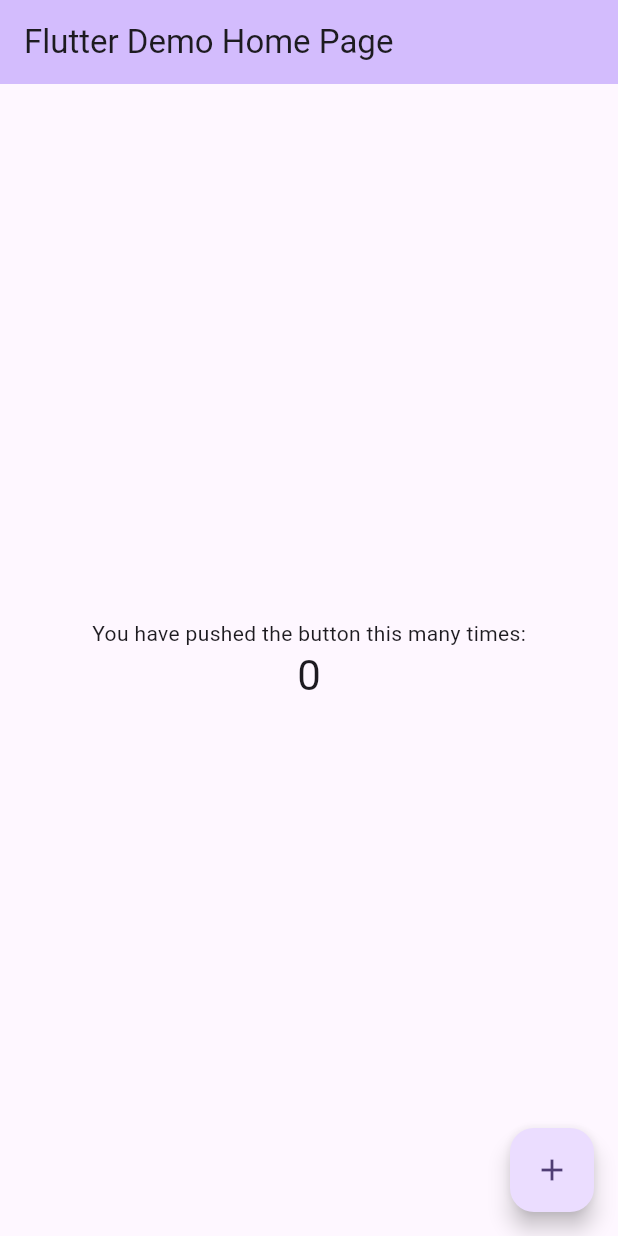
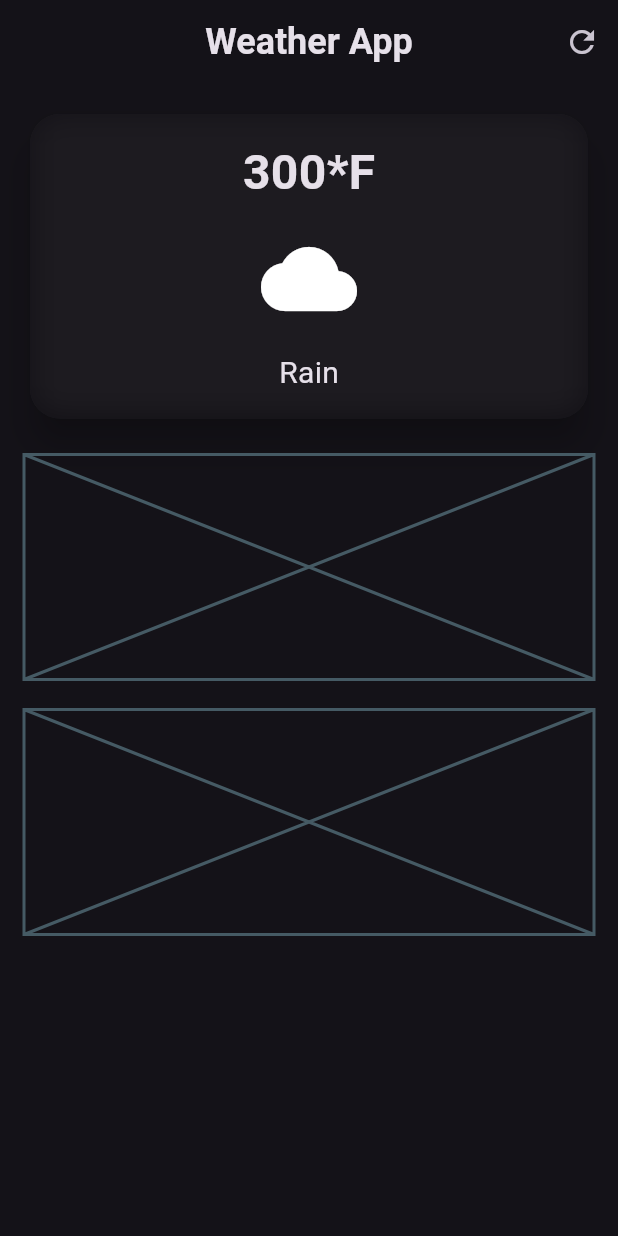
Before and after one commit to hafeea6/weatherapp, a Flutter app: the screen it shows after launch, on a phone screen of 412 x 824 dp. Run offline on Flutter 3.47's test engine with Material 2 defaults, Android fonts, the phone set to English and light mode, and no system bars.

Commit message:
added main weather card

```diff
--- a/lib/main.dart
+++ b/lib/main.dart
@@ -1,4 +1,5 @@
 import 'package:flutter/material.dart';
+import 'package:weatherapp/weather_screen.dart';
 
 void main() {
   runApp(const MyApp());
@@ -7,119 +8,12 @@ void main() {
 class MyApp extends StatelessWidget {
   const MyApp({super.key});
 
-  // This widget is the root of your application.
   @override
   Widget build(BuildContext context) {
     return MaterialApp(
-      title: 'Flutter Demo',
-      theme: ThemeData(
-        // This is the theme of your application.
-        //
-        // TRY THIS: Try running your application with "flutter run". You'll see
-        // the application has a blue toolbar. Then, without quitting the app,
-        // try changing the seedColor in the colorScheme below to Colors.green
-        // and then invoke "hot reload" (save your changes or press the "hot
-        // reload" button in a Flutter-supported IDE, or press "r" if you used
-        // the command line to start the app).
-        //
-        // Notice that the counter didn't reset back to zero; the application
-        // state is not lost during the reload. To reset the state, use hot
-        // restart instead.
-        //
-        // This works for code too, not just values: Most code changes can be
-        // tested with just a hot reload.
-        colorScheme: ColorScheme.fromSeed(seedColor: Colors.deepPurple),
-        useMaterial3: true,
-      ),
-      home: const MyHomePage(title: 'Flutter Demo Home Page'),
-    );
+        title: 'Flutter Demo',
+        home: WeatherScreen(),
+        debugShowCheckedModeBanner: false,
+        theme: ThemeData.dark(useMaterial3: true));
   }
 }
-
-class MyHomePage extends StatefulWidget {
-  const MyHomePage({super.key, required this.title});
-
-  // This widget is the home page of your application. It is stateful, meaning
-  // that it has a State object (defined below) that contains fields that affect
-  // how it looks.
-
-  // This class is the configuration for the state. It holds the values (in this
-  // case the title) provided by the parent (in this case the App widget) and
-  // used by the build method of the State. Fields in a Widget subclass are
-  // always marked "final".
-
-  final String title;
-
-  @override
-  State<MyHomePage> createState() => _MyHomePageState();
-}
-
-class _MyHomePageState extends State<MyHomePage> {
-  int _counter = 0;
-
-  void _incrementCounter() {
-    setState(() {
-      // This call to setState tells the Flutter framework that something has
-      // changed in this State, which causes it to rerun the build method below
-      // so that the display can reflect the updated values. If we changed
-      // _counter without calling setState(), then the build method would not be
-      // called again, and so nothing would appear to happen.
-      _counter++;
-    });
-  }
-
-  @override
-  Widget build(BuildContext context) {
-    // This method is rerun every time setState is called, for instance as done
-    // by the _incrementCounter method above.
-    //
-    // The Flutter framework has been optimized to make rerunning build methods
-    // fast, so that you can just rebuild anything that needs updating rather
-    // than having to individually change instances of widgets.
-    return Scaffold(
-      appBar: AppBar(
-        // TRY THIS: Try changing the color here to a specific color (to
-        // Colors.amber, perhaps?) and trigger a hot reload to see the AppBar
-        // change color while the other colors stay the same.
-        backgroundColor: Theme.of(context).colorScheme.inversePrimary,
-        // Here we take the value from the MyHomePage object that was created by
-        // the App.build method, and use it to set our appbar title.
-        title: Text(widget.title),
-      ),
-      body: Center(
-        // Center is a layout widget. It takes a single child and positions it
-        // in the middle of the parent.
-        child: Column(
-          // Column is also a layout widget. It takes a list of children and
-          // arranges them vertically. By default, it sizes itself to fit its
-          // children horizontally, and tries to be as tall as its parent.
-          //
-          // Column has various properties to control how it sizes itself and
-          // how it positions its children. Here we use mainAxisAlignment to
-          // center the children vertically; the main axis here is the vertical
-          // axis because Columns are vertical (the cross axis would be
-          // horizontal).
-          //
-          // TRY THIS: Invoke "debug painting" (choose the "Toggle Debug Paint"
-          // action in the IDE, or press "p" in the console), to see the
-          // wireframe for each widget.
-          mainAxisAlignment: MainAxisAlignment.center,
-          children: <Widget>[
-            const Text(
-              'You have pushed the button this many times:',
-            ),
-            Text(
-              '$_counter',
-              style: Theme.of(context).textTheme.headlineMedium,
-            ),
-          ],
-        ),
-      ),
-      floatingActionButton: FloatingActionButton(
-        onPressed: _incrementCounter,
-        tooltip: 'Increment',
-        child: const Icon(Icons.add),
-      ), // This trailing comma makes auto-formatting nicer for build methods.
-    );
-  }
-}
--- /dev/null
+++ b/lib/weather_screen.dart
@@ -0,0 +1,88 @@
+import 'dart:ui';
+
+import 'package:flutter/material.dart';
+
+class WeatherScreen extends StatelessWidget {
+  WeatherScreen({
+    super.key,
+  });
+
+  final mainCard = Card(
+    elevation: 10,
+    shape: const RoundedRectangleBorder(
+      borderRadius: BorderRadius.all(Radius.circular(20)),
+    ),
+    child: ClipRRect(
+      borderRadius: const BorderRadius.all(Radius.circular(20)),
+      child: BackdropFilter(
+        filter: ImageFilter.blur(sigmaX: 10, sigmaY: 10),
+        child: const SizedBox(
+          width: double.infinity,
+          child: Padding(
+            padding: EdgeInsets.all(16.0),
+            child: Column(
+              mainAxisAlignment: MainAxisAlignment.center,
+              children: [
+                Text(
+                  '300*F',
+                  style: TextStyle(fontSize: 32, fontWeight: FontWeight.bold),
+                ),
+                SizedBox(height: 16),
+                Icon(Icons.cloud, size: 64),
+                SizedBox(height: 16),
+                Text(
+                  'Rain',
+                  style: TextStyle(fontSize: 20),
+                ),
+              ],
+            ),
+          ),
+        ),
+      ),
+    ),
+  );
+
+  @override
+  Widget build(BuildContext context) {
+    return Scaffold(
+      appBar: AppBar(
+        title: const Text(
+          'Weather App',
+          style: TextStyle(fontSize: 24, fontWeight: FontWeight.bold),
+        ),
+        centerTitle: true,
+        actions: [
+          IconButton(
+              onPressed: () {
+                // ignore: avoid_print
+                print("refresh tapped");
+              },
+              icon: const Icon(Icons.refresh)),
+        ],
+      ),
+      body: Padding(
+        padding: const EdgeInsets.all(16.0),
+        child: Column(
+          children: [
+            //for main card
+            mainCard,
+            //for weather card
+            const SizedBox(
+              height: 20,
+            ),
+            const Placeholder(
+              fallbackHeight: 150,
+            ),
+            //for more info card
+            const SizedBox(
+              height: 20,
+            ),
+            const Placeholder(
+              fallbackHeight: 150,
+            )
+          ],
+        ),
+      ),
+    );
+  }
+}
```
